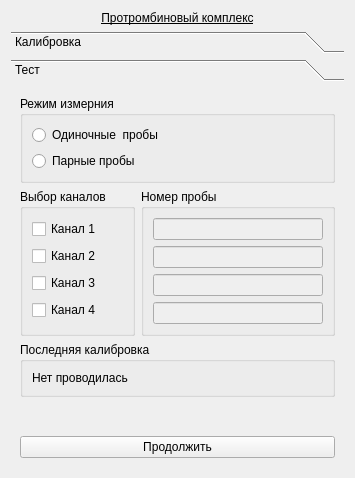
Old version of the form choisedialog/ko5.ui in the repository krang4d/Agrekola.
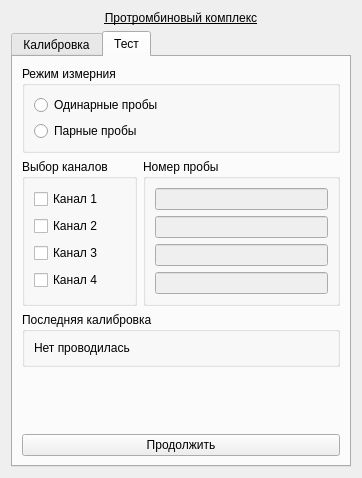
New version of the form. The open tabs and pages were chosen to show the change.

What changed in the file:
```diff
--- a/choisedialog/ko5.ui
+++ b/choisedialog/ko5.ui
@@ -25,20 +25,12 @@
     </widget>
    </item>
    <item>
-    <widget class="QToolBox" name="toolBox_ko5">
+    <widget class="QTabWidget" name="tabWidget_ko5">
      <property name="currentIndex">
       <number>0</number>
      </property>
-     <widget class="QWidget" name="page_calib">
-      <property name="geometry">
-       <rect>
-        <x>0</x>
-        <y>0</y>
-        <width>337</width>
-        <height>387</height>
-       </rect>
-      </property>
-      <attribute name="label">
+     <widget class="QWidget" name="tabWidget_ko5Page1" native="true">
+      <attribute name="title">
        <string>Калибровка</string>
       </attribute>
       <layout class="QVBoxLayout" name="verticalLayout">
@@ -225,16 +217,8 @@
        </item>
       </layout>
      </widget>
-     <widget class="QWidget" name="page_test">
-      <property name="geometry">
-       <rect>
-        <x>0</x>
-        <y>0</y>
-        <width>337</width>
-        <height>387</height>
-       </rect>
-      </property>
-      <attribute name="label">
+     <widget class="QWidget" name="tabWidget_ko5Page2" native="true">
+      <attribute name="title">
        <string>Тест</string>
       </attribute>
       <layout class="QVBoxLayout" name="verticalLayout_3">
@@ -259,7 +243,7 @@
           <item>
            <widget class="QRadioButton" name="radioButton_testSingle">
             <property name="text">
-             <string>Одиночные  пробы</string>
+             <string>Одинарные пробы</string>
             </property>
            </widget>
           </item>
```
Left out of the diff: 17 changed lines with no effect on the pictures.
